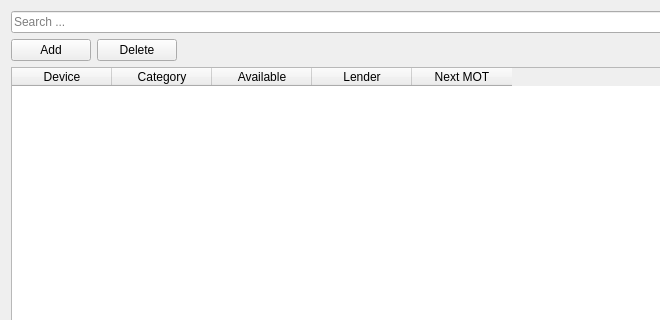
The window that ui/inventoryView.ui (olk90/pyIM) describes before a commit, drawn with Qt 5; both pictures show x 0 to 660 and y 0 to 320 of the 964 by 640 pixel window.
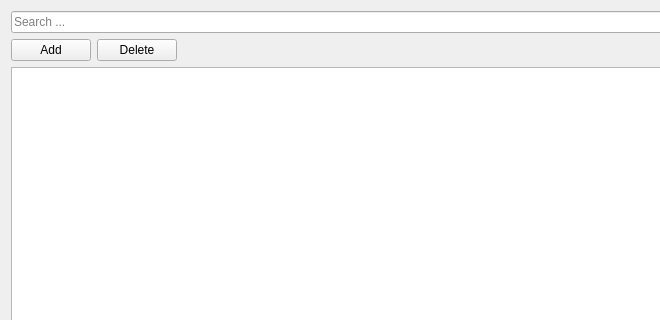
The same window after the commit.

Commit message: converted table widgets to table views

Diff of the .ui file:
```diff
--- a/ui/inventoryView.ui
+++ b/ui/inventoryView.ui
@@ -61,33 +61,7 @@
       </layout>
      </item>
      <item>
-      <widget class="QTableWidget" name="table">
-       <column>
-        <property name="text">
-         <string>Device</string>
-        </property>
-       </column>
-       <column>
-        <property name="text">
-         <string>Category</string>
-        </property>
-       </column>
-       <column>
-        <property name="text">
-         <string>Available</string>
-        </property>
-       </column>
-       <column>
-        <property name="text">
-         <string>Lender</string>
-        </property>
-       </column>
-       <column>
-        <property name="text">
-         <string>Next MOT</string>
-        </property>
-       </column>
-      </widget>
+      <widget class="QTableView" name="table"/>
      </item>
     </layout>
    </item>
```
Left out of the diff: 4 changed lines with no effect on the pictures. The commit also changes 7 other files.
